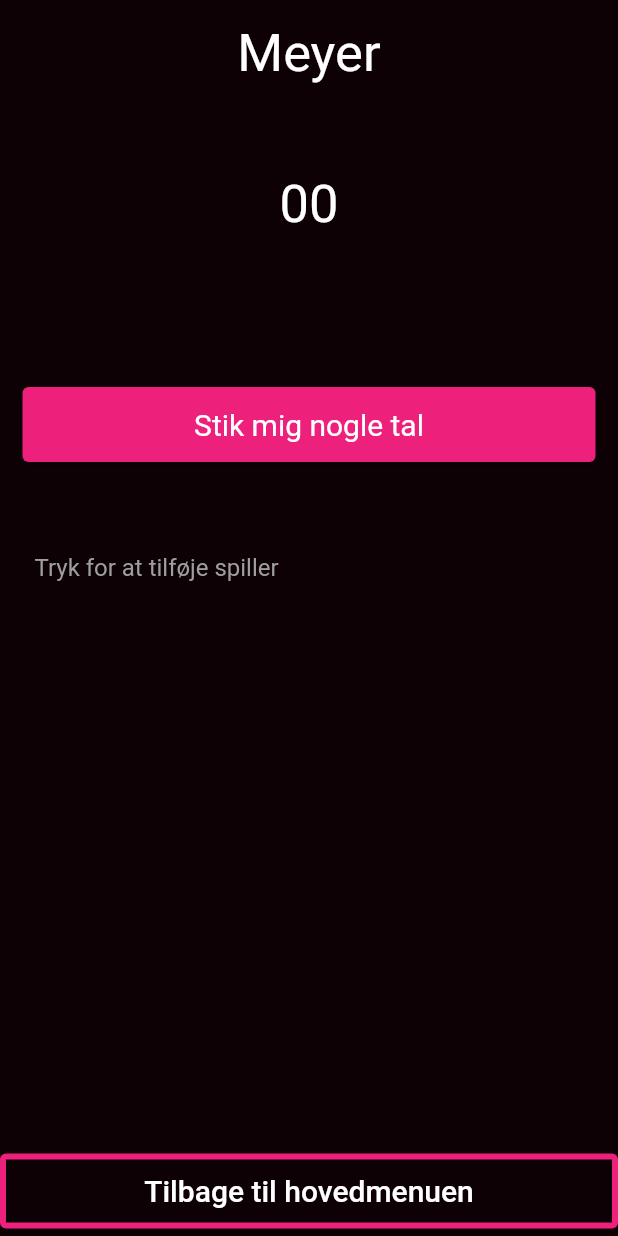
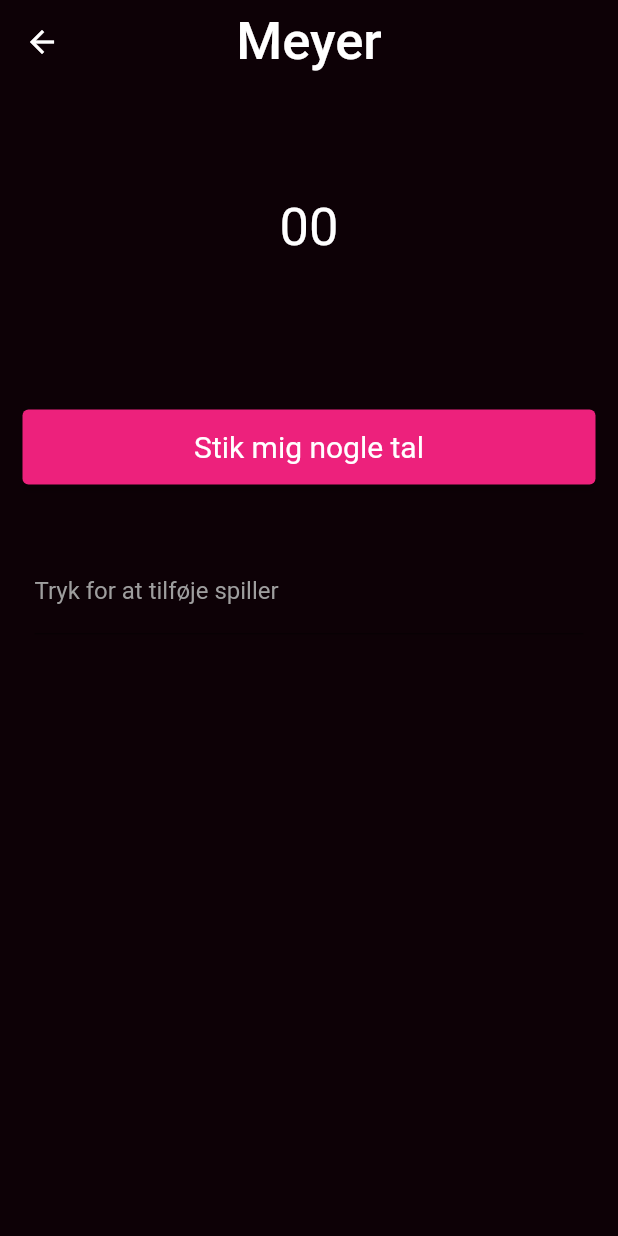
Before and after one commit to BellyMeister/druk-spil, a Flutter app: the screen it shows after launch, after a tap on "Meyer", on a phone screen of 412 x 824 dp. Run offline on Flutter 3.47's test engine with Material 2 defaults, Android fonts, the phone set to English and light mode, and no system bars.

Commit message:
Added appbar instead of return button at bottom of screen

```diff
--- a/lib/main.dart
+++ b/lib/main.dart
@@ -42,14 +42,16 @@ class _LandingPageState extends State<LandingPage> {
   @override
   Widget build(BuildContext context) {
     return Scaffold(
+      appBar: AppBar(
+        title: Text("øl.", style: TextStyle(fontSize: 35)),
+        centerTitle: true,
+        shadowColor: Colors.transparent,
+      ),
       body: SingleChildScrollView(
         child: SafeArea(
           minimum: EdgeInsets.symmetric(horizontal: 15),
           child: Column(
             children: [
-              Center(
-                child: Text("øl.", style: TextStyle(fontSize: 35)),
-              ),
               SizedBox(height: 100),
               CustomOutlinedButton(text: "Meyer", onPressed: () {
                 Navigator.push(
--- a/lib/meyer/meyer.dart
+++ b/lib/meyer/meyer.dart
@@ -140,11 +140,17 @@ class _MeyerPageState extends State<MeyerPage> {
               physics: ClampingScrollPhysics(),
               slivers: [
                 SliverToBoxAdapter(
+                  child: AppBar(
+                    title: Text("Meyer", style: TextStyle(fontSize: 35)),
+                    centerTitle: true,
+                    shadowColor: Colors.transparent,
+                  ),
+                ),
+                SliverToBoxAdapter(
                   child: Padding(
                     padding: EdgeInsets.all(15),
                     child: Column(
                       children: [
-                        Center(child: Text("Meyer", style: TextStyle(fontSize: 35))),
                         SizedBox(height: 60),
                         Center(
                           child: Padding(
@@ -163,19 +169,6 @@ class _MeyerPageState extends State<MeyerPage> {
                     ),
                   ),
                 ),
-                SliverFillRemaining(
-                  hasScrollBody: false,
-                  child: Align(
-                    alignment: Alignment.bottomCenter,
-                    child: CustomOutlinedButton(
-                      text: "Tilbage til hovedmenuen",
-                      onPressed: () async {
-                      if (await showExitPopup()) {
-                        Navigator.of(context).pop();
-                      }
-                    }),
-                  ),
-                )
               ],
             ),
           ),
```
